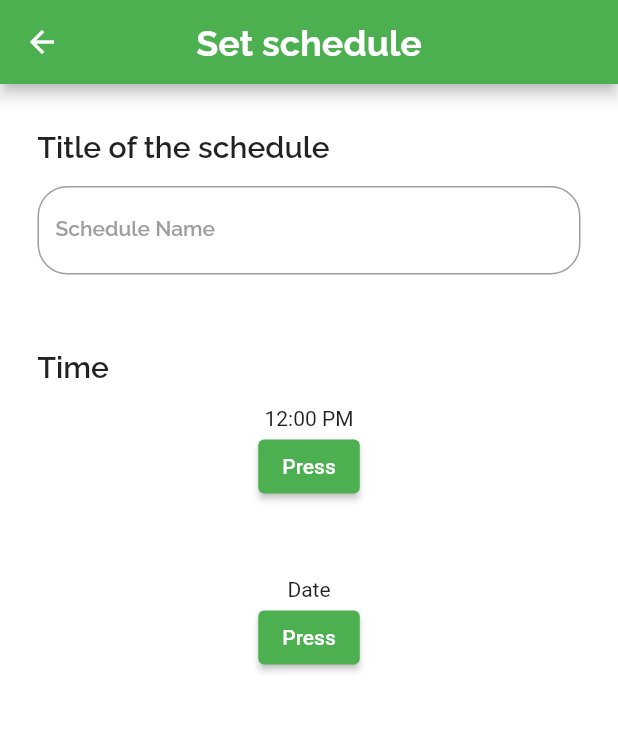
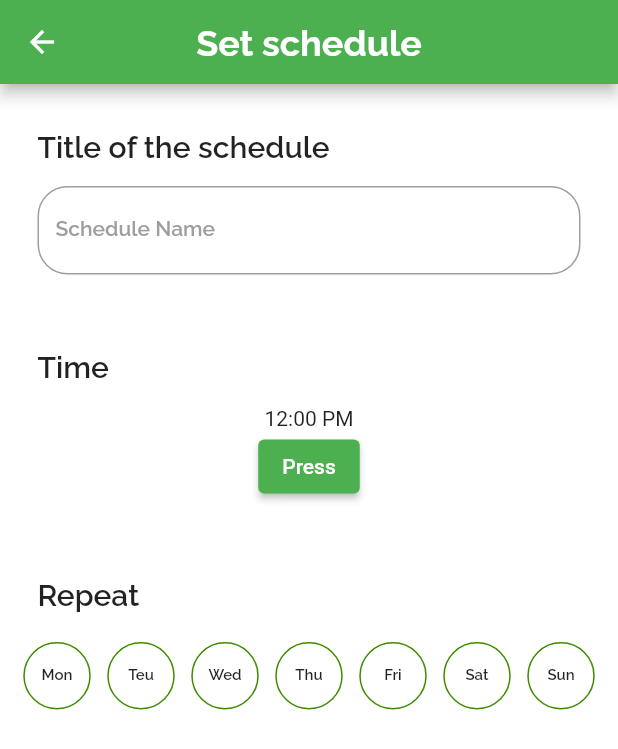
Before and after one commit to MohammadAlAgha/luminexa, a Flutter app: the setSchedulePage screen opened directly, on a phone screen of 412 x 824 dp. Shown: the top 749 px of the screen. Run offline on Flutter 3.47's test engine with Material 2 defaults, Android fonts, the phone set to English and light mode, and no system bars; our stand-ins replace flutter_svg, google_nav_bar.

Commit message:
Frontend: Added the week days picker to the set schedule page

```diff
--- a/luminexa_mobile/lib/main.dart
+++ b/luminexa_mobile/lib/main.dart
@@ -25,7 +25,7 @@ class _MyAppState extends State<MyApp> {
       theme: ThemeData(
           primarySwatch: Colors.green, scaffoldBackgroundColor: Colors.white),
       debugShowCheckedModeBanner: false,
-      home: landing(),
+      home: setSchedulePage(),
     );
   }
 }
--- a/luminexa_mobile/lib/screens/setSchedulePage.dart
+++ b/luminexa_mobile/lib/screens/setSchedulePage.dart
@@ -4,6 +4,7 @@ import 'package:flutter/src/widgets/placeholder.dart';
 import 'package:luminexa_mobile/screens/systemPage.dart';
 import 'package:luminexa_mobile/widgets/authWidgets/authWidgets.dart';
 import 'package:luminexa_mobile/widgets/buttonWidget/buttonWidget.dart';
+import 'package:luminexa_mobile/widgets/buttonWidget/customeCheckBox.dart';
 
 class setSchedulePage extends StatefulWidget {
   const setSchedulePage({super.key});
@@ -22,14 +23,6 @@ class _setSchedulePageState extends State<setSchedulePage> {
         time = value!;
       });
     });
-  }
-
-  void showDate() {
-    showDatePicker(
-        context: context,
-        initialDate: DateTime.now(),
-        firstDate: DateTime(2000),
-        lastDate: DateTime(3000));
   }
 
   @override
@@ -109,15 +102,38 @@ class _setSchedulePageState extends State<setSchedulePage> {
             ),
             ElevatedButton(
               onPressed: showtime,
-              child: Text("Press"),
+              child: Text(
+                "Press",
+              ),
             ),
             SizedBox(
               height: 50,
             ),
-            Text("Date"),
-            ElevatedButton(
-              onPressed: showDate,
-              child: Text("Press"),
+            Padding(
+              padding: const EdgeInsets.symmetric(horizontal: 25),
+              child: Row(
+                children: [
+                  Text(
+                    "Repeat",
+                    style: TextStyle(fontFamily: "RalewayBold", fontSize: 20),
+                  ),
+                ],
+              ),
+            ),
+            Padding(
+              padding: const EdgeInsets.symmetric(vertical: 20, horizontal: 10),
+              child: Row(
+                mainAxisAlignment: MainAxisAlignment.spaceAround,
+                children: [
+                  customeCheckBox(day: "Mon", isPressed: false),
+                  customeCheckBox(day: "Teu", isPressed: false),
+                  customeCheckBox(day: "Wed", isPressed: false),
+                  customeCheckBox(day: "Thu", isPressed: false),
+                  customeCheckBox(day: "Fri", isPressed: false),
+                  customeCheckBox(day: "Sat", isPressed: false),
+                  customeCheckBox(day: "Sun", isPressed: false),
+                ],
+              ),
             ),
           ],
         ),
```
